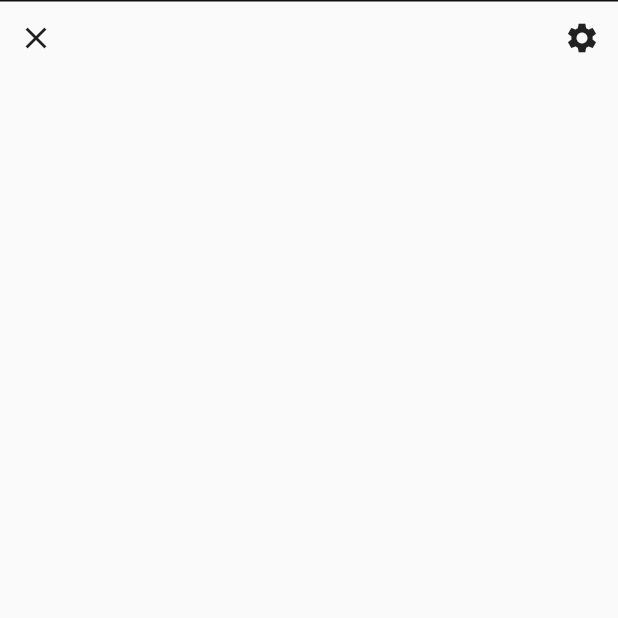
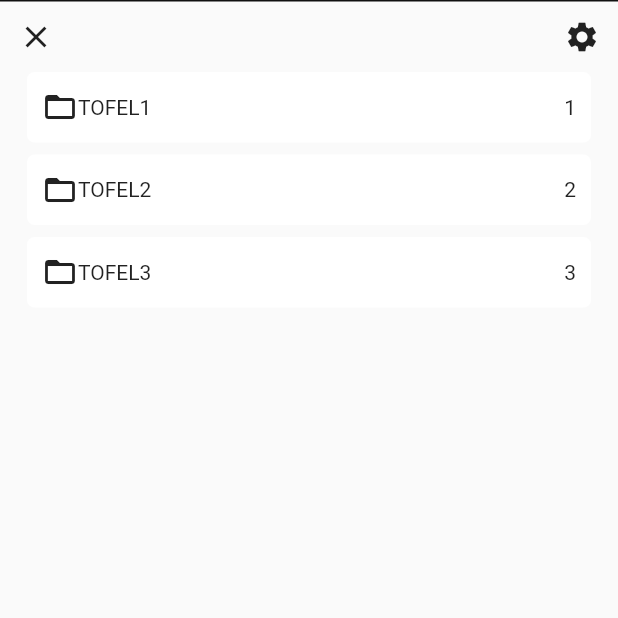
Before and after one commit to stay7/relay-client, a Flutter app: the screen it shows after launch, with the side drawer open, on a phone screen of 412 x 824 dp, the top half of it. Run offline on Flutter 3.47's test engine with Material 2 defaults, Android fonts, the phone set to English and light mode, and no system bars.

Commit message:
Implement GroupTiles

```diff
--- /dev/null
+++ b/lib/constants/types.dart
@@ -0,0 +1,6 @@
+class Group {
+  String title;
+  int count;
+
+  Group(this.title, this.count);
+}
--- a/lib/group_tile.dart
+++ b/lib/group_tile.dart
@@ -1,6 +1,11 @@
 import 'package:flutter/material.dart';
+import 'package:relay/constants/color.dart';
+import 'package:relay/constants/types.dart';
 
 class GroupTile extends StatefulWidget {
+  Group groupData;
+  GroupTile(this.groupData);
+
   @override
   _GroupTileState createState() => _GroupTileState();
 }
@@ -12,14 +17,22 @@ class _GroupTileState extends State<GroupTile> {
   Widget build(BuildContext context) {
     return SizedBox(
       width: 340,
-      height: 50,
+      height: 55,
+      child: Container(
+          margin: EdgeInsets.only(bottom: 8),
+          padding: EdgeInsets.only(left: 10, right: 10),
+          decoration: BoxDecoration(
+              color: MyColor.white, borderRadius: BorderRadius.circular(5)),
           child: Row(
             children: [
               Icon(
                 Icons.folder_open,
+                size: 24,
               ),
+              Expanded(child: Text(widget.groupData.title)),
+              Text(widget.groupData.count.toString())
             ],
-      ),
+          )),
     );
   }
 }
--- a/lib/pages/group_page.dart
+++ b/lib/pages/group_page.dart
@@ -1,4 +1,5 @@
 import 'package:flutter/material.dart';
+import 'package:relay/constants/types.dart';
 import 'package:relay/group_header.dart';
 import 'package:relay/group_tile.dart';
 
@@ -7,7 +8,25 @@ class GroupPage extends StatelessWidget {
   Widget build(BuildContext context) {
     return SizedBox.expand(
         child: Drawer(
-      child: GroupHeader(),
-    ));
+            child: Column(
+      children: [GroupHeader(), Expanded(child: GroupList())],
+    )));
   }
 }
+
+class GroupList extends StatefulWidget {
+  _GroupList createState() => _GroupList();
+}
+
+class _GroupList extends State<GroupList> {
+  var groups = [Group("TOFEL1", 1), Group("TOFEL2", 2), Group("TOFEL3", 3)];
+
+  @override
+  Widget build(BuildContext context) {
+    return ListView.builder(
+      padding: const EdgeInsets.only(left: 18, right: 18),
+      itemCount: groups.length,
+      itemBuilder: (context, index) => GroupTile(groups[index]),
+    );
+  }
+}
```
Lines whose indentation alone changed are shown as unchanged.
